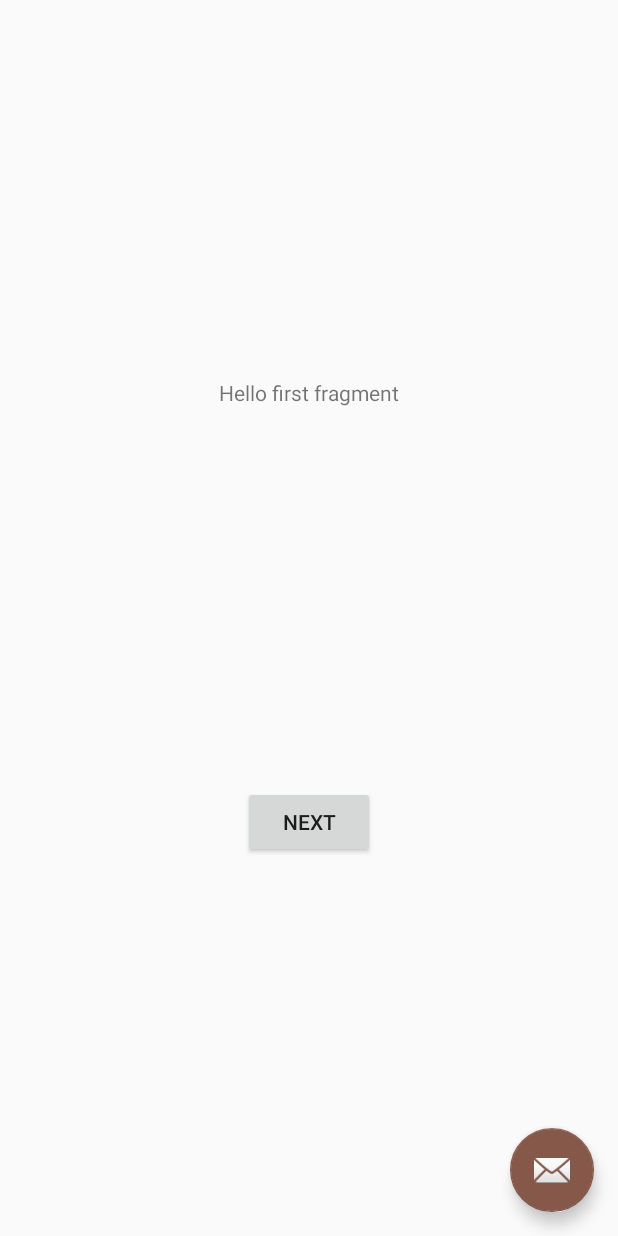
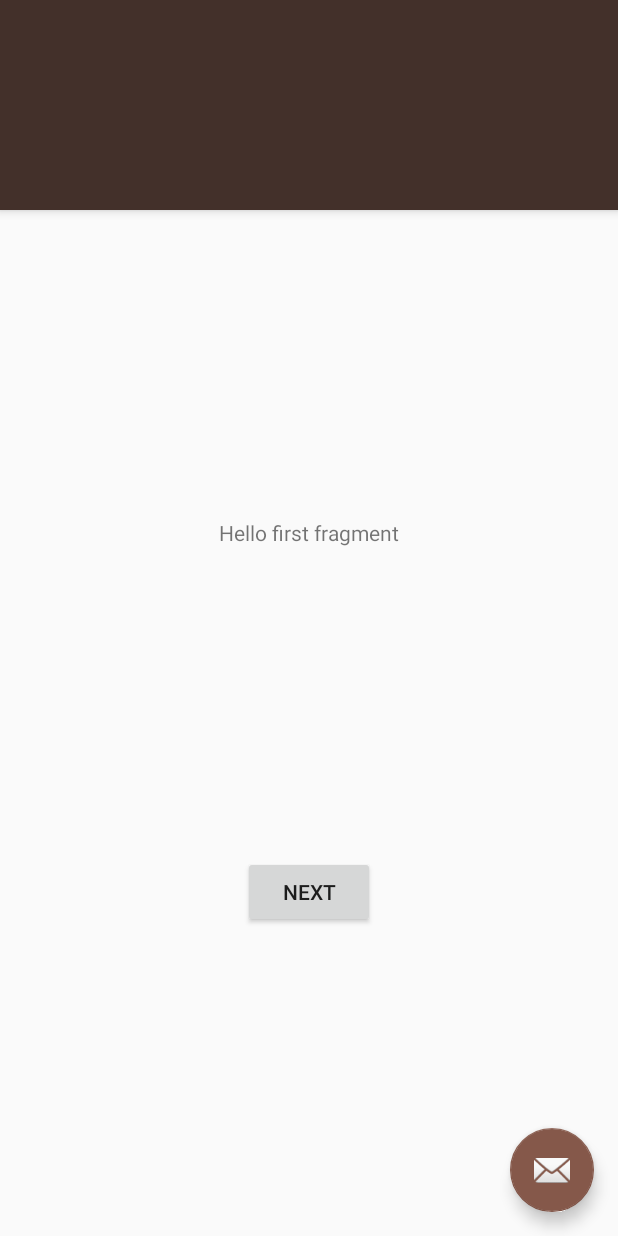
Before and after one commit to leonardo534/app_my_anotations, an Android app: the screen it shows after launch (MainActivity), on a phone screen of 412 x 824 dp. Run offline under Robolectric (Android 15) with nearby library versions, the phone set to English and light mode, and no system bars.

Commit message:
Ajustes no layout

```diff
--- a/app/src/main/res/layout/activity_main.xml
+++ b/app/src/main/res/layout/activity_main.xml
@@ -8,8 +8,8 @@
 
     <com.google.android.material.appbar.AppBarLayout
         android:layout_width="match_parent"
-        android:layout_height="wrap_content"
-        android:theme="@style/AppTheme.AppBarOverlay"/>
+        android:layout_height="140dp"
+        android:theme="@style/AppTheme.AppBarOverlay" />
 
     <include layout="@layout/content_main" />
 
```
